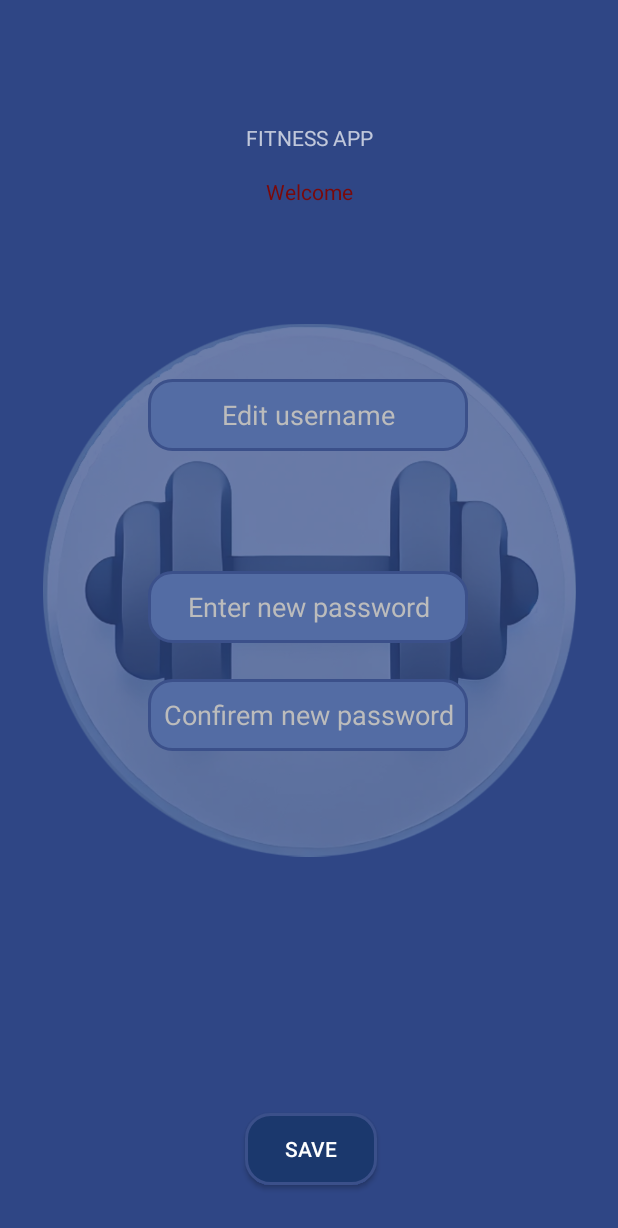
After one commit to elberra0/GroupAssessmentProject, an Android app: the fragment EditDataFragment shown on its own in the app's theme, on a phone screen of 412 x 824 dp. The commit adds this screen. Shown: the top 1228 px of the screen. Run offline under Robolectric (Android 15) with nearby library versions, the phone set to English and light mode, and no system bars.

Commit message:
Edit data fragment, only layout created, logic pending

```diff
--- /dev/null
+++ b/app/src/main/java/com/example/groupassessmentproject/EditDataFragment.kt
@@ -0,0 +1,28 @@
+package com.example.groupassessmentproject
+
+import android.os.Bundle
+import androidx.fragment.app.Fragment
+import android.view.LayoutInflater
+import android.view.View
+import android.view.ViewGroup
+import com.example.groupassessmentproject.databinding.FragmentEditDataBinding
+
+class EditDataFragment : Fragment() {
+    override fun onCreateView(inflater: LayoutInflater, container: ViewGroup?, savedInstanceState: Bundle?): View
+    {
+        val view = FragmentEditDataBinding.inflate(inflater, container, false)
+        view.btnSaveData.setOnClickListener{
+
+        }
+        return view.root
+    }
+
+    private fun editUserName(){
+
+    }
+
+    private fun editPassword(){
+
+    }
+
+}
--- a/app/src/main/java/com/example/groupassessmentproject/LogInFragment.kt
+++ b/app/src/main/java/com/example/groupassessmentproject/LogInFragment.kt
@@ -27,6 +27,7 @@ class LogInFragment : Fragment() {
             if(SharedPreferences_(requireActivity()).checkUserExists(view.etLoginUser.text.toString())){
                 if(SharedPreferences_(requireActivity()).getPassword(view.etLoginUser.text.toString())
                     == view.etPassword.text.toString()){
+
                     view.tvAlertMessage.text = "INICIANDO SESION JEJE GOD"
                 }else{
                     view.etPassword.text.clear()
@@ -37,6 +38,10 @@ class LogInFragment : Fragment() {
                 view.tvAlertMessage.text = "USUARIO NO ENCONTRADO NECESITAS REGISTRARTE"
             }
         }
+    }
+
+    private fun logInChangeFragment(){
+        //TODO: GO DIRECTLY TO EDIT DATA FRAGMENT BECAUSE WE DONT HAVE ANYTHING ELSE YET
     }
 
     private fun loadSignInFragment(view: FragmentLogInBinding){
--- /dev/null
+++ b/app/src/main/res/layout/fragment_edit_data.xml
@@ -0,0 +1,140 @@
+<?xml version="1.0" encoding="utf-8"?>
+<androidx.constraintlayout.widget.ConstraintLayout xmlns:android="http://schemas.android.com/apk/res/android"
+    xmlns:app="http://schemas.android.com/apk/res-auto"
+    xmlns:tools="http://schemas.android.com/tools"
+    android:id="@+id/main"
+    android:background="@color/darkBlueBackground"
+    android:layout_width="match_parent"
+    android:layout_height="match_parent"
+    tools:context=".LoginSignInActivity">
+
+    <TextView
+        android:id="@+id/tvWelcomeUser"
+        android:layout_width="wrap_content"
+        android:layout_height="wrap_content"
+        android:text="@string/welcome"
+        android:textColor="@color/red"
+        app:layout_constraintBottom_toBottomOf="parent"
+        app:layout_constraintEnd_toEndOf="parent"
+        app:layout_constraintStart_toStartOf="parent"
+        app:layout_constraintTop_toTopOf="parent"
+        app:layout_constraintVertical_bias="0.147" />
+
+    <ImageButton
+        android:id="@+id/ivBackground"
+        android:layout_width="355dp"
+        android:layout_height="456dp"
+        android:alpha="0.3"
+        android:background="#00FFFFFF"
+        android:backgroundTint="#FFFFFF"
+        android:contentDescription="@string/bkgimage"
+        android:scaleType="fitCenter"
+        app:layout_constraintBottom_toBottomOf="parent"
+        app:layout_constraintEnd_toEndOf="parent"
+        app:layout_constraintStart_toStartOf="parent"
+        app:layout_constraintTop_toTopOf="parent"
+        app:layout_constraintVertical_bias="0.45"
+        app:srcCompat="@drawable/icon_background"
+        tools:ignore="PrivateResource,ImageContrastCheck" />
+
+    <EditText
+        android:id="@+id/etEditPassword"
+        android:layout_width="wrap_content"
+        android:layout_height="wrap_content"
+        android:autofillHints=""
+        android:background="@drawable/input_text_style"
+        android:ems="10"
+        android:hint="@string/enter_new_password"
+        android:inputType="textPassword"
+        android:minHeight="48dp"
+        android:textAlignment="center"
+        android:textColor="@color/white"
+        android:textColorHint="@color/hintColor"
+        app:layout_constraintBottom_toBottomOf="parent"
+        app:layout_constraintEnd_toEndOf="parent"
+        app:layout_constraintHorizontal_bias="0.497"
+        app:layout_constraintStart_toStartOf="parent"
+        app:layout_constraintTop_toBottomOf="@+id/etEditUsername"
+        app:layout_constraintVertical_bias="0.169"
+        tools:ignore="LabelFor,TextFields" />
+
+    <EditText
+        android:id="@+id/etConfirmEditPassword"
+        android:layout_width="wrap_content"
+        android:layout_height="wrap_content"
+        android:autofillHints=""
+        android:background="@drawable/input_text_style"
+        android:ems="10"
+        android:hint="@string/confirem_new_password"
+        android:inputType="textPassword"
+        android:minHeight="48dp"
+        android:textAlignment="center"
+        android:textColor="@color/white"
+        android:textColorHint="@color/hintColor"
+        app:layout_constraintBottom_toBottomOf="parent"
+        app:layout_constraintEnd_toEndOf="parent"
+        app:layout_constraintHorizontal_bias="0.497"
+        app:layout_constraintStart_toStartOf="parent"
+        app:layout_constraintTop_toBottomOf="@+id/etEditUsername"
+        app:layout_constraintVertical_bias="0.32"
+        tools:ignore="LabelFor,TextFields" />
+
+    <EditText
+        android:id="@+id/etEditUsername"
+        android:layout_width="wrap_content"
+        android:layout_height="wrap_content"
+        android:autofillHints=""
+        android:background="@drawable/input_text_style"
+        android:ems="10"
+        android:hint="@string/edit_username"
+        android:inputType="text"
+        android:minHeight="48dp"
+        android:textAlignment="center"
+        android:textColor="@color/white"
+        android:textColorHint="@color/hintColor"
+        app:layout_constraintBottom_toBottomOf="parent"
+        app:layout_constraintEnd_toEndOf="parent"
+        app:layout_constraintHorizontal_bias="0.497"
+        app:layout_constraintStart_toStartOf="parent"
+        app:layout_constraintTop_toTopOf="parent"
+        app:layout_constraintVertical_bias="0.326"
+        tools:ignore="LabelFor,TextContrastCheck" />
+
+    <Button
+        android:id="@+id/btnSaveData"
+        android:layout_width="wrap_content"
+        android:layout_height="wrap_content"
+        android:background="@drawable/button_style"
+        android:text="@string/save"
+        android:tint="@null"
+        app:layout_constraintBottom_toBottomOf="parent"
+        app:layout_constraintEnd_toEndOf="parent"
+        app:layout_constraintHorizontal_bias="0.504"
+        app:layout_constraintStart_toStartOf="parent"
+        app:layout_constraintTop_toTopOf="parent"
+        app:layout_constraintVertical_bias="0.956" />
+
+    <TextView
+        android:id="@+id/tvAppName"
+        android:layout_width="wrap_content"
+        android:layout_height="wrap_content"
+        android:text="@string/fitness_app"
+        app:layout_constraintBottom_toTopOf="@+id/ivBackground"
+        app:layout_constraintEnd_toEndOf="parent"
+        app:layout_constraintStart_toStartOf="parent"
+        app:layout_constraintTop_toTopOf="parent"
+        app:layout_constraintVertical_bias="0.561" />
+
+    <TextView
+        android:id="@+id/tvAlertMessage"
+        android:layout_width="wrap_content"
+        android:layout_height="wrap_content"
+        android:textColor="@color/red"
+        app:layout_constraintBottom_toBottomOf="parent"
+        app:layout_constraintEnd_toEndOf="parent"
+        app:layout_constraintHorizontal_bias="0.498"
+        app:layout_constraintStart_toStartOf="parent"
+        app:layout_constraintTop_toTopOf="parent"
+        app:layout_constraintVertical_bias="0.831" />
+
+</androidx.constraintlayout.widget.ConstraintLayout>
--- a/app/src/main/res/values/strings.xml
+++ b/app/src/main/res/values/strings.xml
@@ -9,4 +9,9 @@
     <!-- TODO: Remove or change this placeholder text -->
     <string name="hello_blank_fragment">Hello blank fragment</string>
     <string name="confirm_password">Confirm password</string>
+    <string name="enter_new_password">Enter new password</string>
+    <string name="confirem_new_password">Confirem new password</string>
+    <string name="save">SAVE</string>
+    <string name="edit_username">Edit username</string>
+    <string name="welcome">Welcome</string>
 </resources>
```
